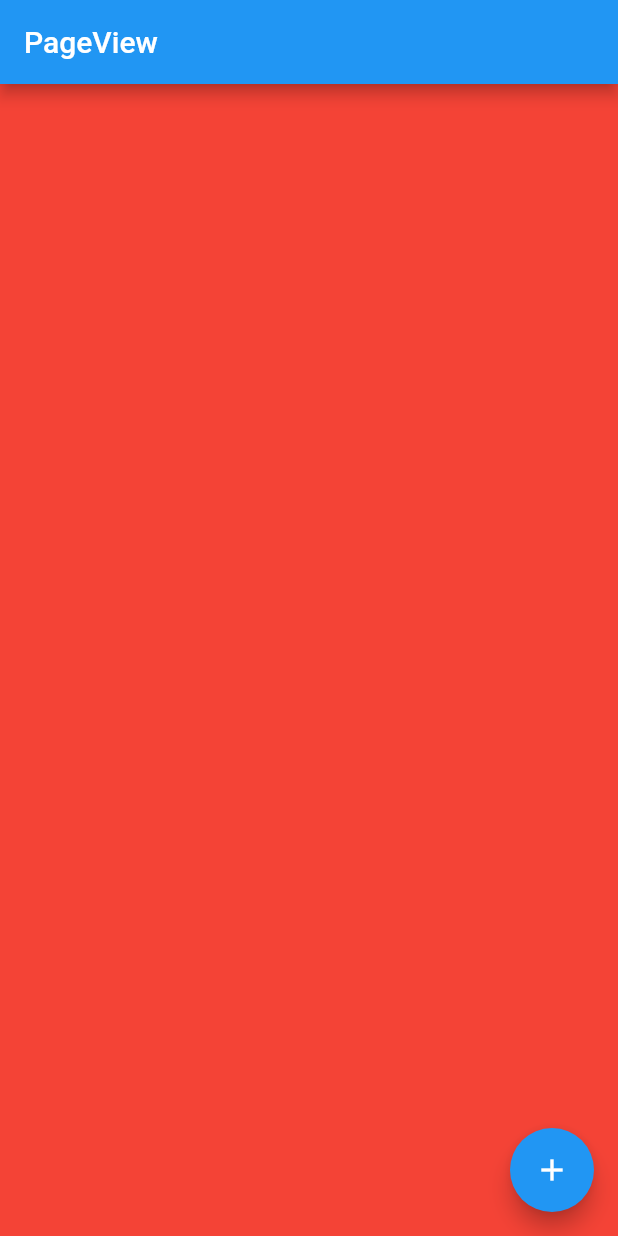
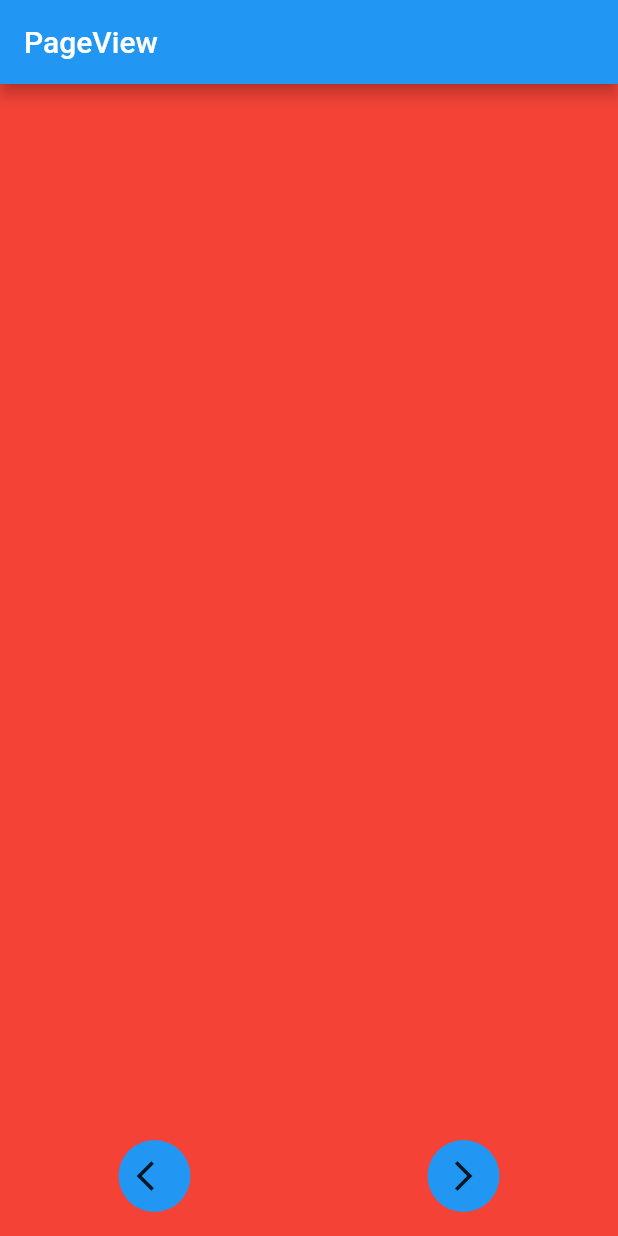
Before and after one commit to dan7sc/flutter-class-example-tabbar, a Flutter app: the screen it shows after launch, swiped to page 2, on a phone screen of 412 x 824 dp. Run offline on Flutter 3.47's test engine with Material 2 defaults, Android fonts, the phone set to English and light mode, and no system bars.

```diff
--- a/lib/home_page.dart
+++ b/lib/home_page.dart
@@ -12,6 +12,8 @@ class MyHomePage extends StatefulWidget {
 class _MyHomePageState extends State<MyHomePage> {
   int _counter = 0;
 
+  final _pageController = PageController();
+
   void _incrementCounter() {
     setState(() {
       _counter++;
@@ -25,6 +27,7 @@ class _MyHomePageState extends State<MyHomePage> {
         title: Text("PageView"),
       ),
       body: PageView(
+        controller: _pageController,
         children: [
           CounterPage(counter: _counter),
           Expanded(child: Container(color: Colors.red)),
@@ -32,10 +35,41 @@ class _MyHomePageState extends State<MyHomePage> {
           CounterPage(counter: _counter),
         ],
       ),
-      floatingActionButton: FloatingActionButton(
-        onPressed: _incrementCounter,
-        tooltip: 'Increment',
-        child: Icon(Icons.add),
+      floatingActionButtonLocation: FloatingActionButtonLocation.centerFloat,
+      floatingActionButton: Row(
+        mainAxisAlignment: MainAxisAlignment.spaceAround,
+        children: [
+          Container(
+            decoration: BoxDecoration(
+              color: Colors.blue,
+              shape: BoxShape.circle,
+            ),
+            child: IconButton(
+              icon: Icon(Icons.arrow_back_ios),
+              onPressed: () {
+                _pageController.previousPage(
+                  duration: Duration(milliseconds: 400),
+                  curve: Curves.easeIn,
+                );
+              },
+            ),
+          ),
+          Container(
+            decoration: BoxDecoration(
+              color: Colors.blue,
+              shape: BoxShape.circle,
+            ),
+            child: IconButton(
+              icon: Icon(Icons.arrow_forward_ios),
+              onPressed: () {
+                _pageController.nextPage(
+                  duration: Duration(milliseconds: 400),
+                  curve: Curves.easeIn,
+                );
+              },
+            ),
+          ),
+        ],
       ),
     );
   }
```
